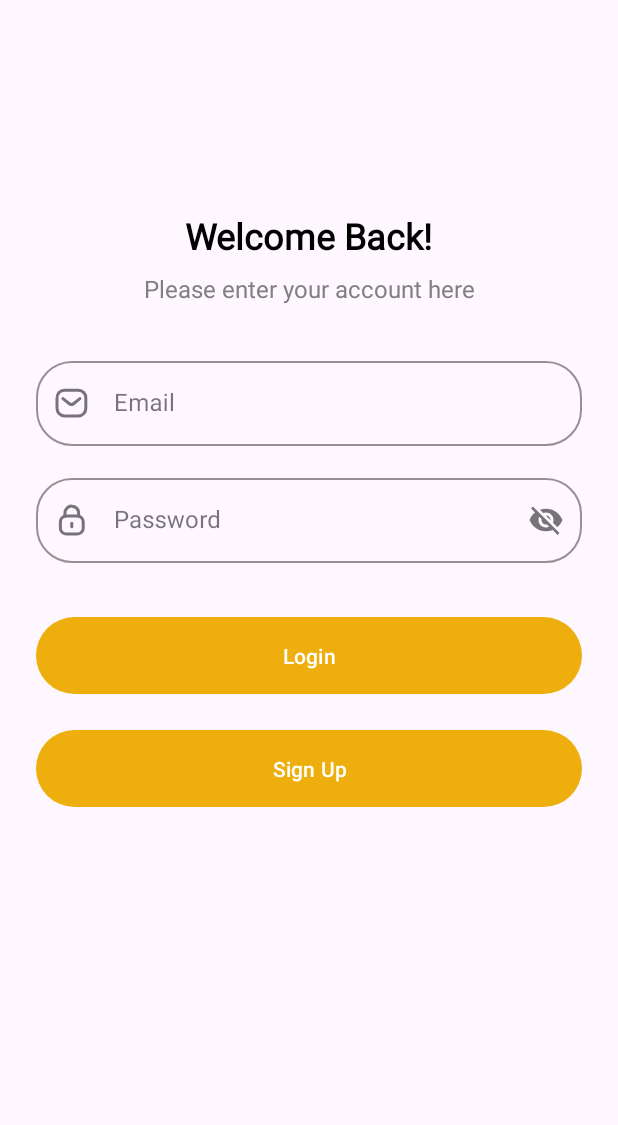
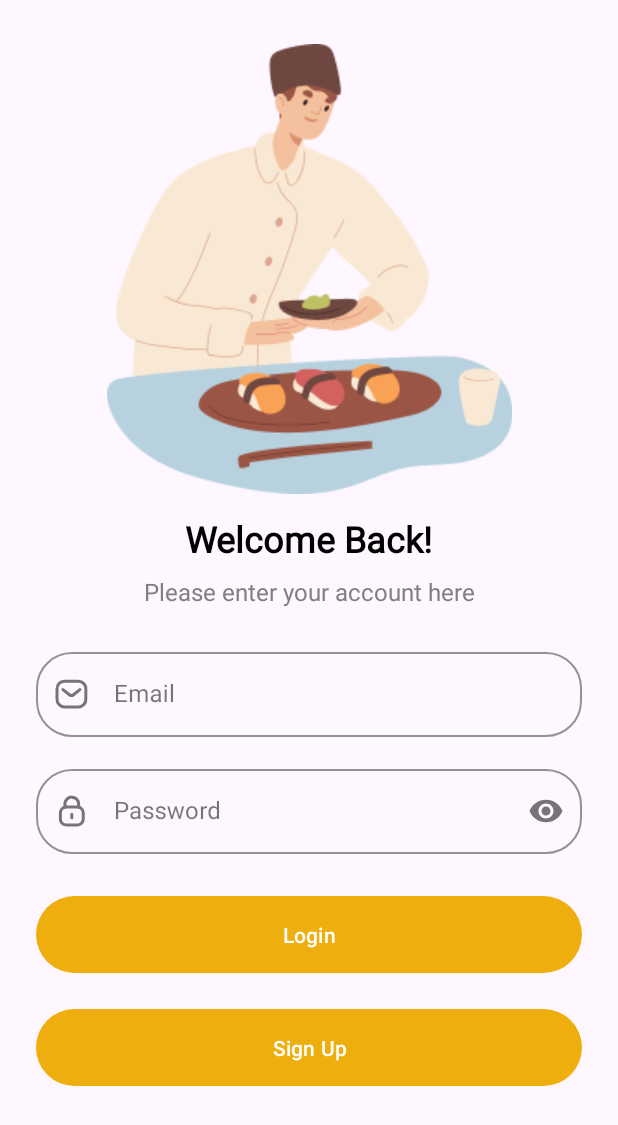
Before and after one commit to MahmoudDabour1/RecipeMate, an Android app: the screen it shows after launch (AuthActivity), on a phone screen of 412 x 824 dp. Shown: the top 1125 px of the screen. Run offline under Robolectric (Android 15) with nearby library versions, the phone set to English and light mode, and no system bars; our stand-ins replace Room's generated code.

Commit message:
add image to login fragment

```diff
--- a/app/src/main/res/layout/fragment_login.xml
+++ b/app/src/main/res/layout/fragment_login.xml
@@ -12,17 +12,28 @@
         android:layout_width="wrap_content"
         android:layout_height="wrap_content"
         android:orientation="horizontal"
-        app:layout_constraintGuide_percent="0.15" />
+        app:layout_constraintGuide_percent="0.4" />
+
+    <ImageView
+        android:id="@+id/imageLogIn"
+        android:layout_width="wrap_content"
+        android:layout_height="0dp"
+        android:src="@drawable/chief"
+        app:layout_constraintBottom_toTopOf="@+id/guidelineWelcome"
+        app:layout_constraintEnd_toEndOf="parent"
+        app:layout_constraintStart_toStartOf="parent"
+        app:layout_constraintTop_toTopOf="parent" />
 
     <TextView
         android:id="@+id/textWelcomeBack"
         style="@style/AuthFirstHeaderTextStyle"
         android:layout_width="wrap_content"
         android:layout_height="wrap_content"
+        android:layout_marginTop="@dimen/_8dp"
         android:text="@string/text_welcome_back"
         app:layout_constraintEnd_toEndOf="parent"
         app:layout_constraintStart_toStartOf="parent"
-        app:layout_constraintTop_toBottomOf="@id/guidelineWelcome" />
+        app:layout_constraintTop_toBottomOf="@id/imageLogIn" />
 
     <TextView
         android:id="@+id/textEnterYourAccount"
@@ -40,7 +51,7 @@
         style="@style/CustomTextInputLayoutStyle"
         android:layout_width="match_parent"
         android:layout_height="wrap_content"
-        android:layout_marginTop="@dimen/_32dp"
+        android:layout_marginTop="@dimen/_24dp"
         android:hint="@string/email"
         app:layout_constraintEnd_toEndOf="parent"
         app:layout_constraintStart_toStartOf="parent"
@@ -60,7 +71,6 @@
         android:layout_below="@id/emailEditText"
         android:layout_marginTop="@dimen/_16dp"
         android:hint="Password"
-        android:inputType="textPassword"
         app:endIconMode="password_toggle"
         app:layout_constraintEnd_toEndOf="parent"
         app:layout_constraintStart_toStartOf="parent"
@@ -69,14 +79,15 @@
 
         <com.google.android.material.textfield.TextInputEditText
             android:layout_width="match_parent"
-            android:layout_height="wrap_content" />
+            android:layout_height="wrap_content"
+            android:inputType="textPassword" />
     </com.google.android.material.textfield.TextInputLayout>
 
     <Button
         android:id="@+id/loginButton"
         android:layout_width="match_parent"
         android:layout_height="wrap_content"
-        android:layout_marginTop="@dimen/_32dp"
+        android:layout_marginTop="@dimen/_24dp"
         android:padding="@dimen/_16dp"
         android:text="@string/login"
         app:layout_constraintEnd_toEndOf="parent"
--- a/app/src/main/res/layout/fragment_register.xml
+++ b/app/src/main/res/layout/fragment_register.xml
@@ -90,7 +90,6 @@
             android:layout_height="wrap_content"
             android:layout_marginTop="@dimen/_16dp"
             android:hint="Password"
-            android:inputType="textPassword"
             app:endIconMode="password_toggle"
             app:layout_constraintEnd_toEndOf="parent"
             app:layout_constraintStart_toStartOf="parent"
@@ -99,7 +98,8 @@
 
             <com.google.android.material.textfield.TextInputEditText
                 android:layout_width="match_parent"
-                android:layout_height="wrap_content" />
+                android:layout_height="wrap_content"
+                android:inputType="textPassword" />
         </com.google.android.material.textfield.TextInputLayout>
 
         <com.google.android.material.textfield.TextInputLayout
```
Also changed, not shown: app/src/main/res/drawable/chief.png (added).
